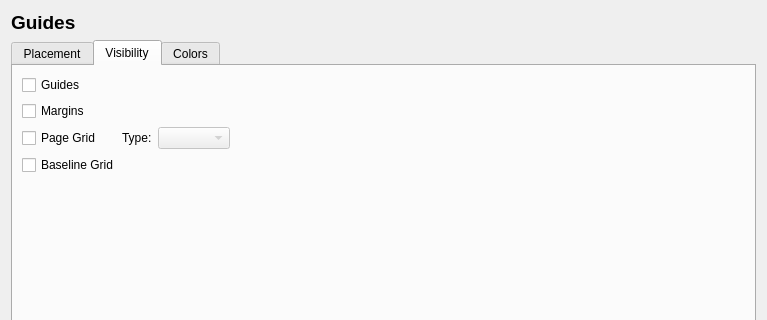
Old version of the form scribus/ui/prefs_guidesbase.ui in the repository scribusproject/scribus; both pictures show x 0 to 767 and y 0 to 320 of the 767 by 603 pixel window.
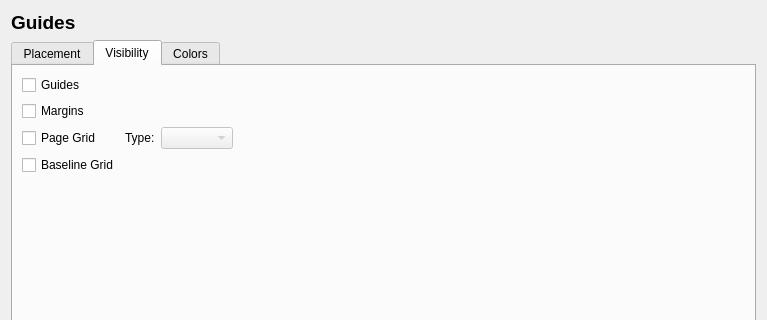
New version of the form. The open tabs and pages were chosen to show the change. Custom widgets are drawn as their Qt base class.

Commit message: #13640: Fix spacing issue in Guides preferences

Patch:
```diff
--- a/scribus/ui/prefs_guidesbase.ui
+++ b/scribus/ui/prefs_guidesbase.ui
@@ -330,52 +330,50 @@
       </attribute>
       <layout class="QVBoxLayout" name="verticalLayout_3">
        <item>
+        <layout class="QHBoxLayout" name="horizontalLayout_3">
+         <item>
+          <layout class="QGridLayout" name="gridLayout_3" rowminimumheight="20,20,20,20">
+           <item row="0" column="0">
         <widget class="QCheckBox" name="visibilityGuidesCheckBox">
          <property name="text">
           <string>Guides</string>
          </property>
         </widget>
        </item>
-       <item>
+           <item row="1" column="0">
         <widget class="QCheckBox" name="visibilityMarginsCheckBox">
+             <property name="sizePolicy">
+              <sizepolicy hsizetype="Minimum" vsizetype="Fixed">
+               <horstretch>0</horstretch>
+               <verstretch>0</verstretch>
+              </sizepolicy>
+             </property>
          <property name="text">
           <string>Margins</string>
          </property>
-        </widget>
-       </item>
-       <item>
-        <layout class="QHBoxLayout" name="horizontalLayout_3">
-         <item>
+             <property name="iconSize">
+              <size>
+               <width>16</width>
+               <height>16</height>
+              </size>
+             </property>
+            </widget>
+           </item>
+           <item row="2" column="0">
           <widget class="QCheckBox" name="visibilityGridCheckBox">
            <property name="text">
             <string>Page Grid</string>
            </property>
           </widget>
          </item>
-         <item>
-          <spacer name="horizontalSpacer_4">
-           <property name="orientation">
-            <enum>Qt::Horizontal</enum>
-           </property>
-           <property name="sizeType">
-            <enum>QSizePolicy::Fixed</enum>
-           </property>
-           <property name="sizeHint" stdset="0">
-            <size>
-             <width>15</width>
-             <height>5</height>
-            </size>
-           </property>
-          </spacer>
-         </item>
-         <item>
+           <item row="2" column="1">
           <widget class="QLabel" name="label_8">
            <property name="text">
             <string>Type:</string>
            </property>
           </widget>
          </item>
-         <item>
+           <item row="2" column="2">
           <widget class="QComboBox" name="gridTypeCombo">
            <property name="enabled">
             <bool>false</bool>
@@ -385,6 +383,15 @@
            </property>
           </widget>
          </item>
+           <item row="3" column="0">
+            <widget class="QCheckBox" name="visibilityBaselineGridCheckBox">
+             <property name="text">
+              <string>Baseline Grid</string>
+             </property>
+            </widget>
+           </item>
+          </layout>
+         </item>
          <item>
           <spacer name="horizontalSpacer_3">
            <property name="orientation">
@@ -400,13 +407,6 @@
          </item>
         </layout>
        </item>
-       <item>
-        <widget class="QCheckBox" name="visibilityBaselineGridCheckBox">
-         <property name="text">
-          <string>Baseline Grid</string>
-         </property>
-        </widget>
-       </item>
        <item>
         <spacer name="verticalSpacer_2">
          <property name="orientation">
```
Lines whose indentation alone changed are shown as unchanged.
